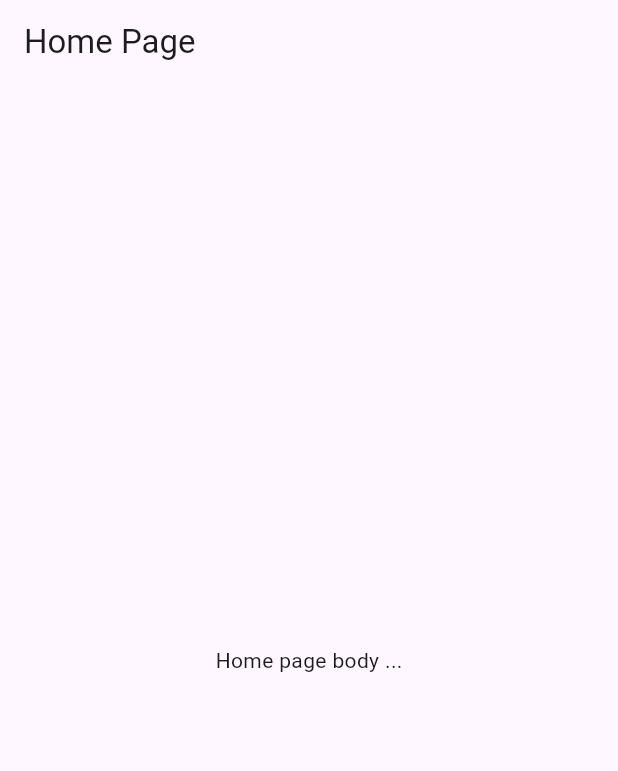
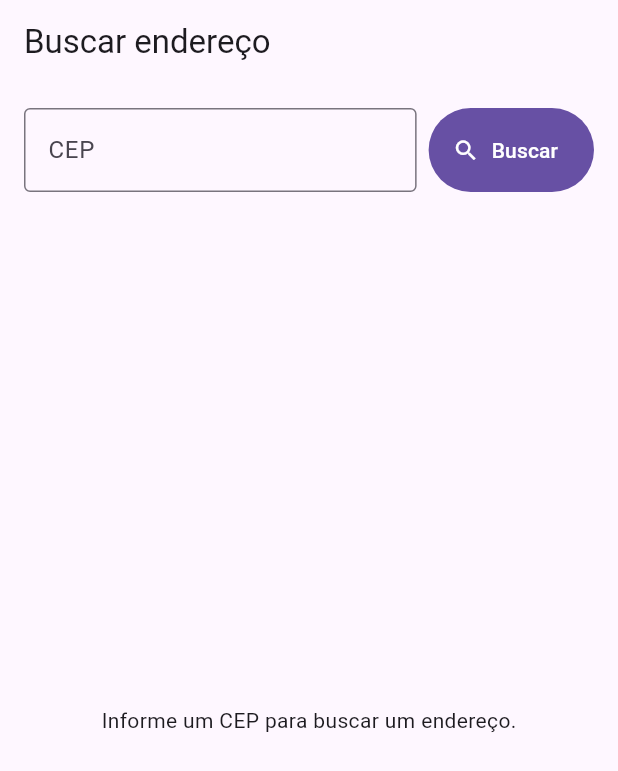
Before and after one commit to Luis-Vilar/via_cep, a Flutter app: the screen it shows after launch, on a phone screen of 412 x 824 dp. Shown: the top 771 px of the screen. Run offline on Flutter 3.47's test engine with Material 3 defaults, Android fonts, the phone set to English and light mode, and no system bars; our stand-ins replace dio, flutter_bloc, get_it.

Commit message:
feat: refactor HomeBloc and HomeEvent to use String for zip code and enhance HomePage UI

```diff
--- a/lib/app/presenter/view_models/blocs/bloc/home_bloc.dart
+++ b/lib/app/presenter/view_models/blocs/bloc/home_bloc.dart
@@ -1,7 +1,6 @@
 import 'package:flutter_bloc/flutter_bloc.dart';
 import 'package:via_cep/app/domain/entities/address.dart';
-import 'package:via_cep/app/domain/entities/zip_code.dart';
-import 'package:via_cep/app/domain/use_cases/get_addres_by_cep.dart';
+import 'package:via_cep/app/domain/use_cases/get_address_by_cep.dart';
 import 'package:via_cep/app/shared/result_pattern.dart';
 
 part 'home_event.dart';
@@ -13,7 +12,7 @@ class HomeBloc extends Bloc<HomeEvent, HomeState> {
   HomeBloc() : super(HomeInitial()) {
     on<GetAddressEvent>((event, emit) async {
       emit(HomeLoading());
-      final result = await _getAddressUseCase(event.zip);
+      final result = await _getAddressUseCase(event.zipCode);
 
       if (result is Success) {
         final address = result.data;
--- a/lib/app/presenter/view_models/blocs/bloc/home_event.dart
+++ b/lib/app/presenter/view_models/blocs/bloc/home_event.dart
@@ -3,7 +3,7 @@ part of 'home_bloc.dart';
 sealed class HomeEvent {}
 
 final class GetAddressEvent extends HomeEvent {
-  final ZipCode zip;
+  final String zipCode;
 
-  new({required this.zip});
+  new({required this.zipCode});
 }
--- a/lib/app/presenter/views/home_page/home_page.dart
+++ b/lib/app/presenter/views/home_page/home_page.dart
@@ -1,13 +1,146 @@
 import 'package:flutter/material.dart';
+import 'package:flutter/services.dart';
+import 'package:flutter_bloc/flutter_bloc.dart';
+import 'package:via_cep/app/domain/entities/address.dart';
+import 'package:via_cep/app/presenter/view_models/blocs/bloc/home_bloc.dart';
 
-class HomePage extends StatelessWidget {
-  const new({super.key});
+class HomePage extends StatefulWidget {
+  const HomePage({super.key});
+
+  @override
+  State<HomePage> createState() => _HomePageState();
+}
+
+class _HomePageState extends State<HomePage> {
+  final _cepController = TextEditingController();
+  final _homeBloc = HomeBloc();
+
+  @override
+  void dispose() {
+    _cepController.dispose();
+    _homeBloc.close();
+    super.dispose();
+  }
+
+  void _searchAddress() {
+    final cep = _cepController.text;
+    if (cep.length != 8) {
+      ScaffoldMessenger.of(context).showSnackBar(
+        const SnackBar(content: Text('Informe um CEP com 8 dígitos.')),
+      );
+      return;
+    }
+
+    _homeBloc.add(GetAddressEvent(zipCode: cep));
+  }
 
   @override
   Widget build(BuildContext context) {
-    return Scaffold(
-      appBar: AppBar(title: Text('Home Page')),
-      body: Center(child: Text('Home page body ...')),
+    return BlocProvider.value(
+      value: _homeBloc,
+      child: Scaffold(
+        appBar: AppBar(title: const Text('Buscar endereço')),
+        body: Padding(
+          padding: const EdgeInsets.all(16),
+          child: Column(
+            crossAxisAlignment: CrossAxisAlignment.stretch,
+            children: [
+              Row(
+                crossAxisAlignment: CrossAxisAlignment.start,
+                children: [
+                  Expanded(
+                    child: TextField(
+                      controller: _cepController,
+                      keyboardType: TextInputType.number,
+                      inputFormatters: [
+                        FilteringTextInputFormatter.digitsOnly,
+                        LengthLimitingTextInputFormatter(8),
+                      ],
+                      decoration: const InputDecoration(
+                        labelText: 'CEP',
+                        hintText: '00000000',
+                        border: OutlineInputBorder(),
+                      ),
+                      onSubmitted: (_) => _searchAddress(),
+                    ),
+                  ),
+                  const SizedBox(width: 8),
+                  SizedBox(
+                    height: 56,
+                    child: FilledButton.icon(
+                      onPressed: _searchAddress,
+                      icon: const Icon(Icons.search),
+                      label: const Text('Buscar'),
+                    ),
+                  ),
+                ],
+              ),
+              const SizedBox(height: 24),
+              Expanded(
+                child: BlocBuilder<HomeBloc, HomeState>(
+                  builder: (context, state) {
+                    if (state is HomeLoading) {
+                      return const Center(child: CircularProgressIndicator());
+                    }
+
+                    if (state is HomeError) {
+                      return Center(child: Text(state.message));
+                    }
+
+                    if (state is HomeSuccess) {
+                      return _AddressDetails(address: state.address);
+                    }
+
+                    return const Center(
+                      child: Text('Informe um CEP para buscar um endereço.'),
+                    );
+                  },
+                ),
+              ),
+            ],
+          ),
+        ),
+      ),
     );
   }
 }
+
+class _AddressDetails extends StatelessWidget {
+  const _AddressDetails({required this.address});
+
+  final Address address;
+
+  @override
+  Widget build(BuildContext context) {
+    return ListView(
+      children: [
+        _AddressItem(label: 'CEP', value: address.cep),
+        _AddressItem(label: 'Logradouro', value: address.logadouro),
+        _AddressItem(label: 'Complemento', value: address.complemento),
+        _AddressItem(label: 'Bairro', value: address.bairro),
+        _AddressItem(label: 'Localidade', value: address.localidade),
+        _AddressItem(label: 'UF', value: address.uf),
+        _AddressItem(label: 'Estado', value: address.estado),
+        _AddressItem(label: 'Região', value: address.regiao),
+        _AddressItem(label: 'IBGE', value: '${address.ibge}'),
+        _AddressItem(label: 'DDD', value: '${address.ddd}'),
+      ],
+    );
+  }
+}
+
+class _AddressItem extends StatelessWidget {
+  const _AddressItem({required this.label, required this.value});
+
+  final String label;
+  final String? value;
+
+  @override
+  Widget build(BuildContext context) {
+    return ListTile(
+      dense: true,
+      title: Text(label),
+      subtitle: Text(value?.isNotEmpty == true ? value! : 'Não informado'),
+    );
+  }
+}
```
